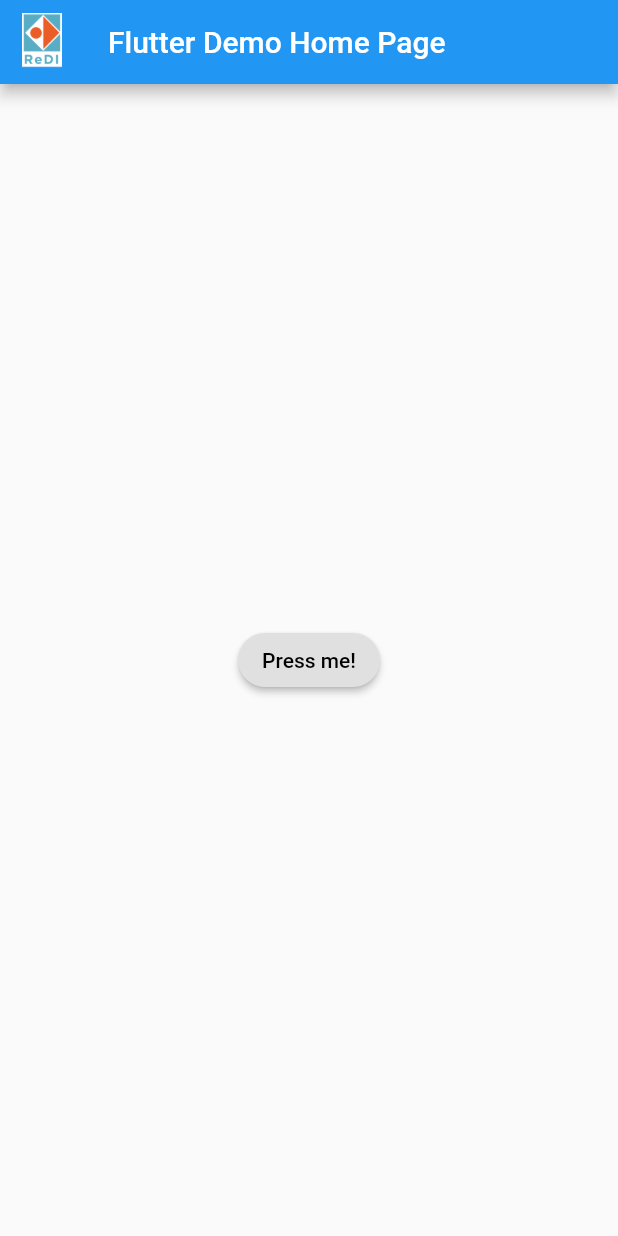
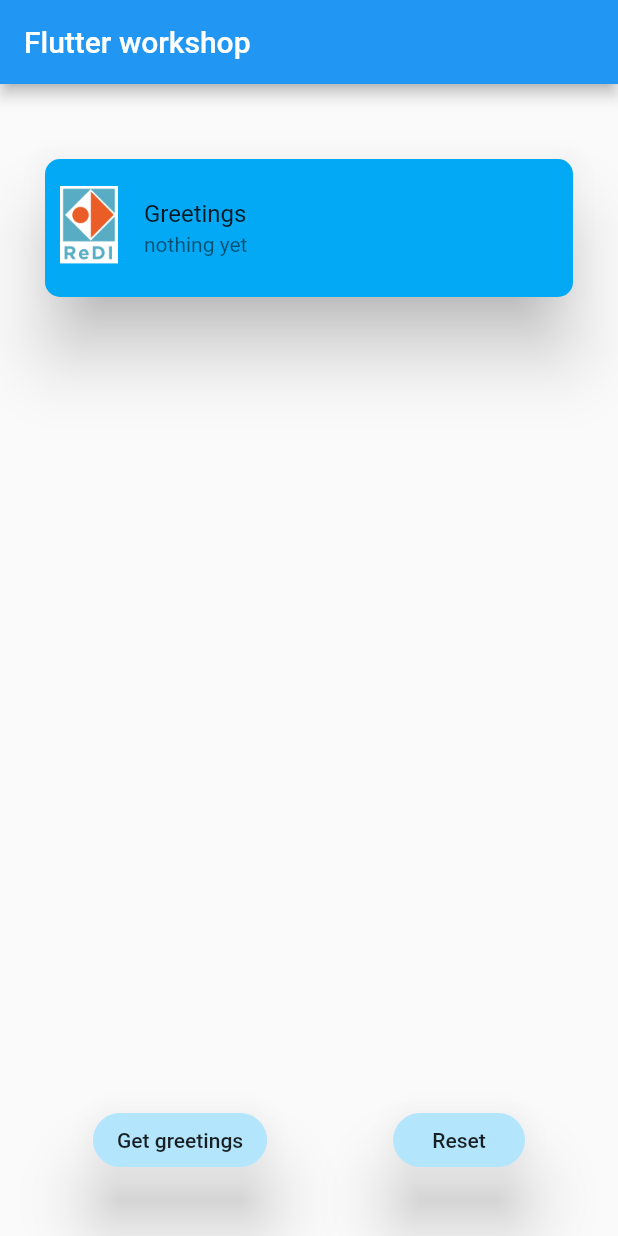
Before and after one commit to lucaspal/flutter-workshop, a Flutter app: the screen it shows after launch, on a phone screen of 412 x 824 dp. Run offline on Flutter 3.47's test engine with Material 2 defaults, Android fonts, the phone set to English and light mode, and no system bars.

Commit message:
Add greetings UI without any behavior.

```diff
--- a/networking/lib/main.dart
+++ b/networking/lib/main.dart
@@ -1,6 +1,5 @@
 import 'package:flutter/material.dart';
 import 'package:flutter/widgets.dart';
-import 'package:networking/send_informaion_widget.dart';
 
 void main() {
   runApp(MyApp());
@@ -15,40 +14,89 @@ class MyApp extends StatelessWidget {
         primarySwatch: Colors.blue,
         visualDensity: VisualDensity.adaptivePlatformDensity,
       ),
-      home: MyHomePage(title: 'Flutter Demo Home Page'),
+      home: MyHomePage(),
     );
   }
 }
 
-class MyHomePage extends StatefulWidget {
-  MyHomePage({Key key, this.title}) : super(key: key);
-
-  final String title;
-
-  @override
-  _MyHomePageState createState() => _MyHomePageState();
-}
-
-class _MyHomePageState extends State<MyHomePage> {
-  int _counter = 0;
-
-  void _incrementCounter() {
-    setState(() {
-      _counter++;
-    });
-  }
-
+class MyHomePage extends StatelessWidget {
   @override
   Widget build(BuildContext context) {
     return Scaffold(
       appBar: AppBar(
-        leading: Transform.scale(
-          scale: 0.7,
-          child: Image.asset('assets/logo.png'),
-        ),
-        title: Text(widget.title),
+        title: Text('Flutter workshop'),
       ),
       body: SendInformationWidget(),
     );
   }
 }
+
+class SendInformationWidget extends StatelessWidget {
+  @override
+  Widget build(BuildContext context) {
+    return Padding(
+      padding: const EdgeInsets.symmetric(
+        horizontal: 20.0,
+        vertical: 40,
+      ),
+      child: Column(
+        mainAxisAlignment: MainAxisAlignment.spaceBetween,
+        children: [
+          Card(
+            elevation: 20,
+            shape: RoundedRectangleBorder(borderRadius: BorderRadius.circular(10)),
+            margin: EdgeInsets.all(10),
+            color: Colors.lightBlue,
+            child: ListTile(
+              contentPadding: EdgeInsets.all(10),
+              leading: Image.asset(
+                'assets/logo.png',
+                height: 60,
+              ),
+              title: Text('Greetings'),
+              subtitle: Text('nothing yet'),
+              onTap: () {
+                Scaffold.of(context).showSnackBar(SnackBar(content: Text('Pressed!')));
+              },
+            ),
+          ),
+          Row(
+            mainAxisAlignment: MainAxisAlignment.spaceAround,
+            children: [
+              RaisedButton(
+                elevation: 20,
+                color: Colors.lightBlue[100],
+                shape: RoundedRectangleBorder(borderRadius: BorderRadius.circular(20)),
+                onPressed: () {
+                  Scaffold.of(context).showSnackBar(
+                    SnackBar(
+                      content: Text('Get greetings pressed!'),
+                    ),
+                  );
+                },
+                child: Text(
+                  'Get greetings',
+                ),
+              ),
+              RaisedButton(
+                elevation: 20,
+                color: Colors.lightBlue[100],
+                shape: RoundedRectangleBorder(borderRadius: BorderRadius.circular(20)),
+                onPressed: () {
+                  Scaffold.of(context).showSnackBar(
+                    SnackBar(
+                      content: Text('Reset pressed!'),
+                    ),
+                  );
+                },
+                child: Text(
+                  'Reset',
+                ),
+              ),
+            ],
+          )
+        ],
+      ),
+    );
+  }
+}
--- a/networking/lib/send_informaion_widget.dart
+++ /dev/null
@@ -1,52 +0,0 @@
-import 'package:flutter/cupertino.dart';
-import 'package:flutter/material.dart';
-import 'package:networking/http_service.dart';
-
-class SendInformationWidget extends StatefulWidget {
-  @override
-  _SendInformationWidgetState createState() => _SendInformationWidgetState();
-}
-
-class _SendInformationWidgetState extends State<SendInformationWidget> {
-  HttpService _httpService;
-
-  @override
-  Widget build(BuildContext context) {
-    return Column(
-      crossAxisAlignment: CrossAxisAlignment.stretch,
-      mainAxisAlignment: MainAxisAlignment.center,
-      children: [
-        Row(
-          mainAxisAlignment: MainAxisAlignment.center,
-          children: [
-            RaisedButton(
-              shape: RoundedRectangleBorder(
-                borderRadius: BorderRadius.circular(20),
-              ),
-              child: Text(
-                'Press me!',
-                style: TextStyle(
-                  color: Colors.black,
-                ),
-              ),
-              onPressed: () {
-                Scaffold.of(context).showSnackBar(
-                  SnackBar(
-                    content: Text('I do nothing at the moment'),
-                    duration: Duration(seconds: 1),
-                  ),
-                );
-              },
-            ),
-          ],
-        ),
-      ],
-    );
-  }
-
-  @override
-  void initState() {
-    _httpService = HttpService(baseUri: '<backend_address_goes_here>');
-    super.initState();
-  }
-}
```
